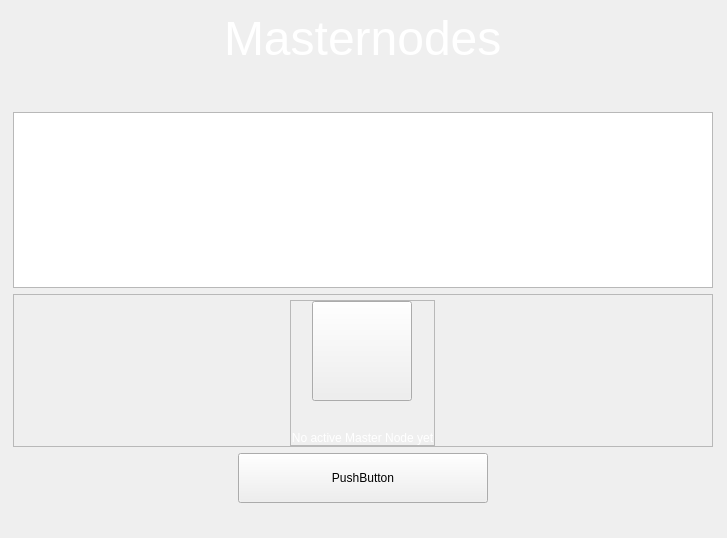
Old version of the form src/qt/forms/masternodeswidget.ui in the repository eons-finance/ALQO.
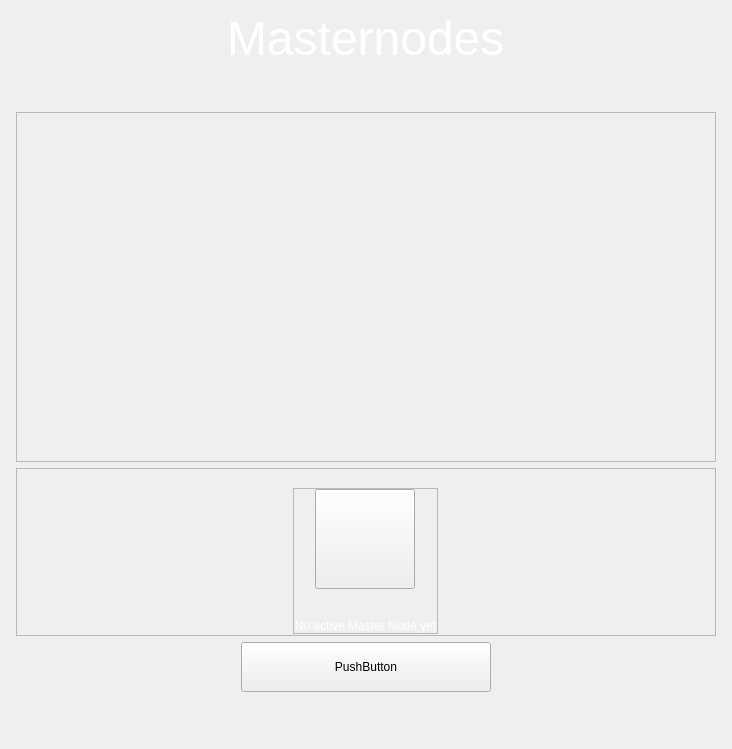
New version of the form.

Commit message: Fix menu position issue and style

What changed in the file:
```diff
--- a/src/qt/forms/masternodeswidget.ui
+++ b/src/qt/forms/masternodeswidget.ui
@@ -6,8 +6,8 @@
    <rect>
     <x>0</x>
     <y>0</y>
-    <width>727</width>
-    <height>538</height>
+    <width>732</width>
+    <height>749</height>
    </rect>
   </property>
   <property name="windowTitle">
@@ -153,6 +153,21 @@
            <layout class="QVBoxLayout" name="verticalLayout_6"/>
           </item>
           <item>
+           <widget class="QFrame" name="frame">
+            <property name="minimumSize">
+             <size>
+              <width>0</width>
+              <height>350</height>
+             </size>
+            </property>
+            <property name="frameShape">
+             <enum>QFrame::StyledPanel</enum>
+            </property>
+            <property name="frameShadow">
+             <enum>QFrame::Raised</enum>
+            </property>
+            <layout class="QVBoxLayout" name="verticalLayout_5">
+             <item>
            <widget class="QListView" name="listMn">
             <property name="minimumSize">
              <size>
@@ -163,6 +178,12 @@
             <property name="mouseTracking">
              <bool>true</bool>
             </property>
+               <property name="styleSheet">
+                <string notr="true">background:transparent;</string>
+               </property>
+              </widget>
+             </item>
+            </layout>
            </widget>
           </item>
           <item>
```
Lines whose indentation alone changed are shown as unchanged. The commit also changes 21 other files.
